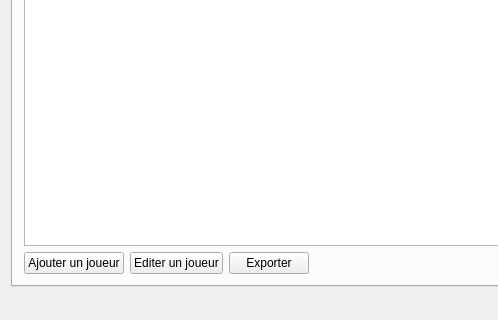
arabine/tanca, file src/MainWindow.ui: the form before one commit; both pictures show x 0 to 498 and y 424 to 744 of the 1045 by 744 pixel window.
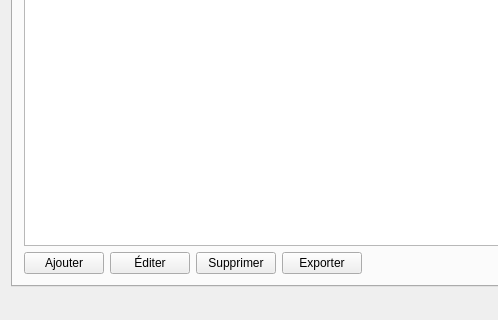
The form after the commit. The open tabs and pages were chosen to show the change.

```diff
--- a/src/MainWindow.ui
+++ b/src/MainWindow.ui
@@ -52,14 +52,21 @@
           <item>
            <widget class="QPushButton" name="buttonAddPlayer">
             <property name="text">
-             <string>Ajouter un joueur</string>
+             <string>Ajouter</string>
             </property>
            </widget>
           </item>
           <item>
            <widget class="QPushButton" name="buttonEditPlayer">
             <property name="text">
-             <string>Editer un joueur</string>
+             <string>Éditer</string>
+            </property>
+           </widget>
+          </item>
+          <item>
+           <widget class="QPushButton" name="buttonDeletePlayer">
+            <property name="text">
+             <string>Supprimer</string>
             </property>
            </widget>
           </item>
```
